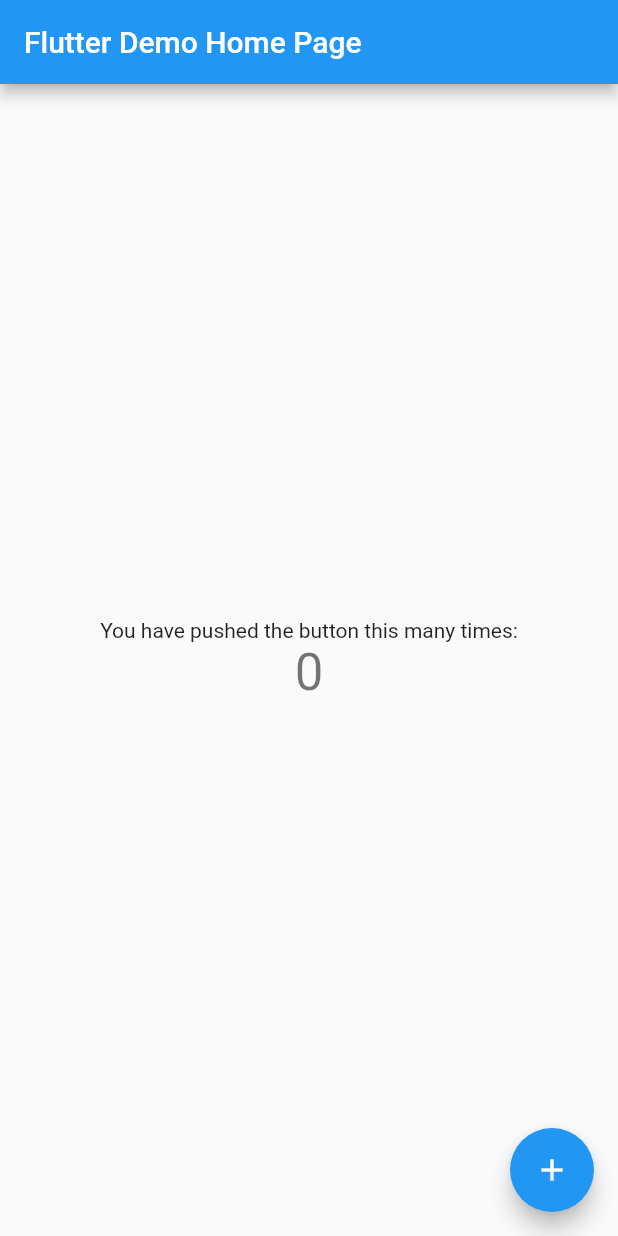
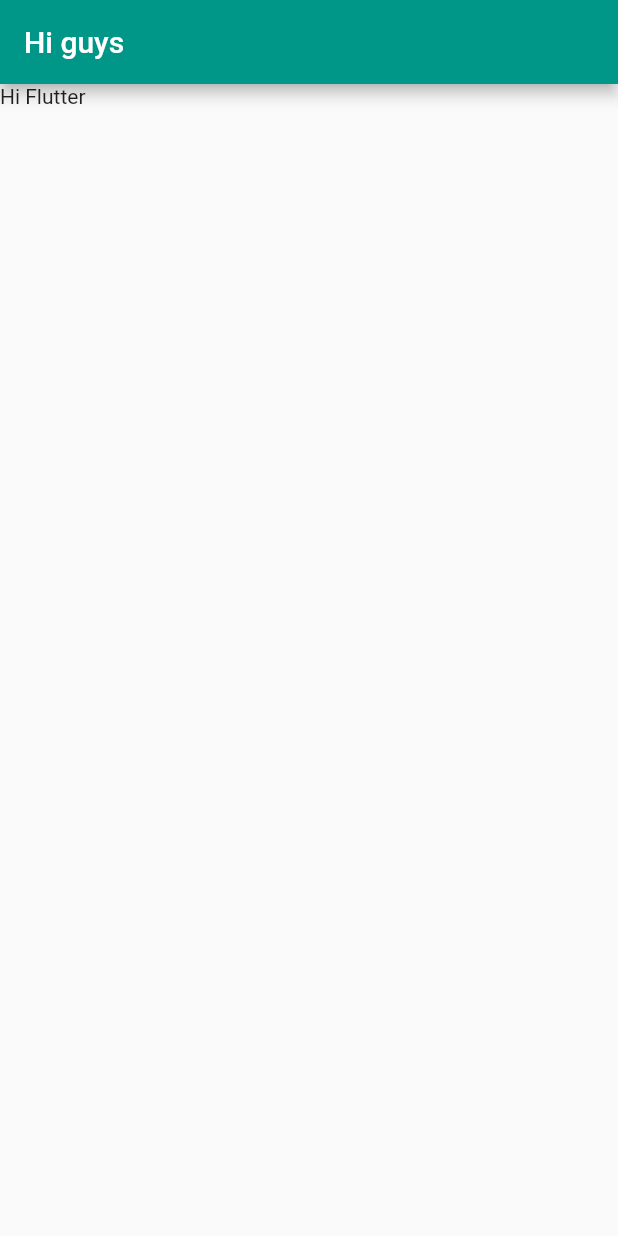
Before and after one commit to Chaeguevara/firstFlutter, a Flutter app: the screen it shows after launch, on a phone screen of 412 x 824 dp. Run offline on Flutter 3.47's test engine with Material 2 defaults, Android fonts, the phone set to English and light mode, and no system bars.

Commit message:
Intro to Scaffold

```diff
--- a/lib/main.dart
+++ b/lib/main.dart
@@ -1,115 +1,23 @@
+import 'package:flutter/widgets.dart';
 import 'package:flutter/material.dart';
 
 void main() {
-  runApp(const MyApp());
+  runApp(MaterialApp(
+    home: HomePage(),
+    theme: ThemeData(primarySwatch: Colors.teal),
+  ));
 }
 
-class MyApp extends StatelessWidget {
-  const MyApp({Key? key}) : super(key: key);
+class HomePage extends StatelessWidget {
+  const HomePage({Key? key}) : super(key: key);
 
-  // This widget is the root of your application.
   @override
   Widget build(BuildContext context) {
-    return MaterialApp(
-      title: 'Flutter Demo',
-      theme: ThemeData(
-        // This is the theme of your application.
-        //
-        // Try running your application with "flutter run". You'll see the
-        // application has a blue toolbar. Then, without quitting the app, try
-        // changing the primarySwatch below to Colors.green and then invoke
-        // "hot reload" (press "r" in the console where you ran "flutter run",
-        // or simply save your changes to "hot reload" in a Flutter IDE).
-        // Notice that the counter didn't reset back to zero; the application
-        // is not restarted.
-        primarySwatch: Colors.blue,
+    return Scaffold(
+      appBar: AppBar(title: Text("Hi guys")),
+      body: Container(
+        child: Text("Hi Flutter"),
       ),
-      home: const MyHomePage(title: 'Flutter Demo Home Page'),
     );
   }
 }
-
-class MyHomePage extends StatefulWidget {
-  const MyHomePage({Key? key, required this.title}) : super(key: key);
-
-  // This widget is the home page of your application. It is stateful, meaning
-  // that it has a State object (defined below) that contains fields that affect
-  // how it looks.
-
-  // This class is the configuration for the state. It holds the values (in this
-  // case the title) provided by the parent (in this case the App widget) and
-  // used by the build method of the State. Fields in a Widget subclass are
-  // always marked "final".
-
-  final String title;
-
-  @override
-  State<MyHomePage> createState() => _MyHomePageState();
-}
-
-class _MyHomePageState extends State<MyHomePage> {
-  int _counter = 0;
-
-  void _incrementCounter() {
-    setState(() {
-      // This call to setState tells the Flutter framework that something has
-      // changed in this State, which causes it to rerun the build method below
-      // so that the display can reflect the updated values. If we changed
-      // _counter without calling setState(), then the build method would not be
-      // called again, and so nothing would appear to happen.
-      _counter++;
-    });
-  }
-
-  @override
-  Widget build(BuildContext context) {
-    // This method is rerun every time setState is called, for instance as done
-    // by the _incrementCounter method above.
-    //
-    // The Flutter framework has been optimized to make rerunning build methods
-    // fast, so that you can just rebuild anything that needs updating rather
-    // than having to individually change instances of widgets.
-    return Scaffold(
-      appBar: AppBar(
-        // Here we take the value from the MyHomePage object that was created by
-        // the App.build method, and use it to set our appbar title.
-        title: Text(widget.title),
-      ),
-      body: Center(
-        // Center is a layout widget. It takes a single child and positions it
-        // in the middle of the parent.
-        child: Column(
-          // Column is also a layout widget. It takes a list of children and
-          // arranges them vertically. By default, it sizes itself to fit its
-          // children horizontally, and tries to be as tall as its parent.
-          //
-          // Invoke "debug painting" (press "p" in the console, choose the
-          // "Toggle Debug Paint" action from the Flutter Inspector in Android
-          // Studio, or the "Toggle Debug Paint" command in Visual Studio Code)
-          // to see the wireframe for each widget.
-          //
-          // Column has various properties to control how it sizes itself and
-          // how it positions its children. Here we use mainAxisAlignment to
-          // center the children vertically; the main axis here is the vertical
-          // axis because Columns are vertical (the cross axis would be
-          // horizontal).
-          mainAxisAlignment: MainAxisAlignment.center,
-          children: <Widget>[
-            const Text(
-              'You have pushed the button this many times:',
-            ),
-            Text(
-              '$_counter',
-              style: Theme.of(context).textTheme.headline4,
-            ),
-          ],
-        ),
-      ),
-      floatingActionButton: FloatingActionButton(
-        onPressed: _incrementCounter,
-        tooltip: 'Increment',
-        child: const Icon(Icons.add),
-      ), // This trailing comma makes auto-formatting nicer for build methods.
-    );
-  }
-}
```
